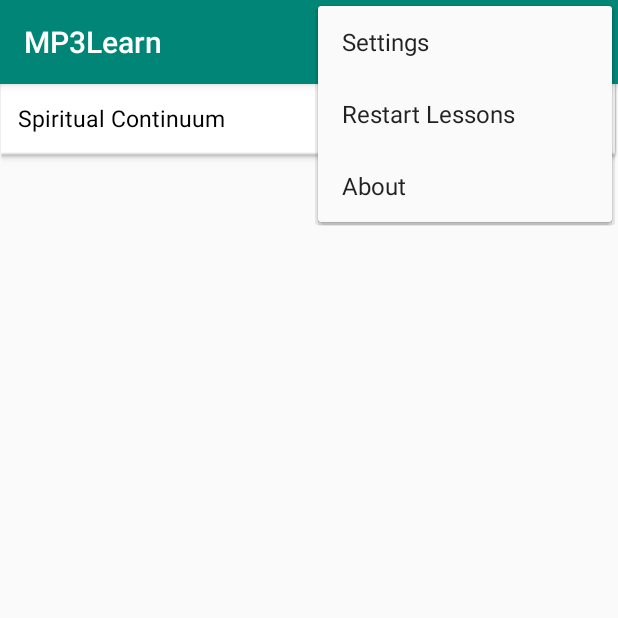
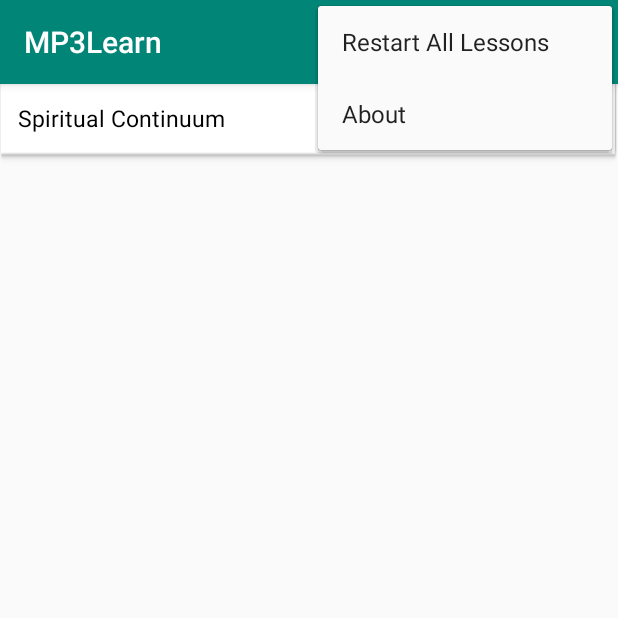
Before and after one commit to johnedmiston/MP3Learn, an Android app: the screen it shows after launch (MainActivity), with the options menu open, on a phone screen of 412 x 824 dp, the top half of it. Run offline under Robolectric (Android 15) with nearby library versions, the phone set to English and light mode, and no system bars.

Commit message:
Minor Enhancements
Removed things that should have been removed a while ago
Updated the fileDir to handle .pdf files

```diff
--- a/AudioApp/app/src/main/java/com/lightsys/audioapp/MainActivity.java
+++ b/AudioApp/app/src/main/java/com/lightsys/audioapp/MainActivity.java
@@ -63,6 +63,7 @@ public class MainActivity extends AppCompatActivity {
         //Now we populate the Courses object
         while(input.indexOf("<course>")>=0){//look for a course
             String courseSubstring = input.substring(input.indexOf("<course>")+8,input.indexOf("</course>")).trim();//isolate the course
+            input = input.substring(courseSubstring.length());//remove the course from input
             Course newCourse = new Course(courseSubstring.substring(courseSubstring.indexOf("name:")+5,courseSubstring.indexOf(";")));
             courseSubstring = courseSubstring.substring(newCourse.getName().length()+5).trim();
             while(courseSubstring.indexOf("<lesson>")>=0){//look for a lesson
@@ -85,12 +86,7 @@ public class MainActivity extends AppCompatActivity {
                 courseSubstring = courseSubstring.substring(courseSubstring.indexOf("</lesson>")+9).trim();
                 newCourse.addLesson(newLesson);//put lesson in course
             }
-            Courses.add(newCourse);//add the course to courses
-            //refind the course
-            courseSubstring = input.substring(input.indexOf("<course>"),input.indexOf("</course")+9);//isolate the course
-            //remove it from the other screen
-
-            input = input.substring(courseSubstring.length());
+            Courses.add(newCourse);//add the course to Courses
         }
     }
 
@@ -124,11 +120,7 @@ public class MainActivity extends AppCompatActivity {
         // as you specify a parent activity in AndroidManifest.xml.
         int id = item.getItemId();
 
-        //noinspection SimplifiableIfStatement
-        if (id == R.id.action_settings) {
-            //Put Action Code here when they select it.
-        }
-        else if(id == R.id.action_about){
+        if(id == R.id.action_about){
             Intent about = new Intent(this, About.class);
             startActivity(about);
         }
--- a/AudioApp/app/src/main/java/com/lightsys/audioapp/courseRecyclerView.java
+++ b/AudioApp/app/src/main/java/com/lightsys/audioapp/courseRecyclerView.java
@@ -9,9 +9,7 @@ import android.view.LayoutInflater;
 import android.view.View;
 import android.view.ViewGroup;
 import android.widget.LinearLayout;
-import android.widget.RelativeLayout;
 import android.widget.TextView;
-import android.widget.Toast;
 import java.util.ArrayList;
 
 
@@ -61,7 +59,6 @@ public class courseRecyclerView extends RecyclerView.Adapter<courseRecyclerView.
             public void onClick(View v) {
                 //Logging for debugging
                 Log.d(TAG, "onClick: Clicked on : " + mcourseNames.get(position));
-                Toast.makeText(mContext, mcourseNames.get(position), Toast.LENGTH_SHORT).show();
                 parent.expandLessons();
                 parent.setSelectedCourse(position);
             }
--- a/AudioApp/app/src/main/java/com/lightsys/audioapp/lessonRecyclerView.java
+++ b/AudioApp/app/src/main/java/com/lightsys/audioapp/lessonRecyclerView.java
@@ -9,9 +9,7 @@ import android.view.LayoutInflater;
 import android.view.View;
 import android.view.ViewGroup;
 import android.widget.LinearLayout;
-import android.widget.RelativeLayout;
 import android.widget.TextView;
-import android.widget.Toast;
 import java.util.ArrayList;
 
 
@@ -63,7 +61,6 @@ public class lessonRecyclerView extends RecyclerView.Adapter<lessonRecyclerView.
             public void onClick(View v) {
                 //Logging for debugging
                 Log.d(TAG, "onClick: Clicked on : " + mLessons.get(position));
-                Toast.makeText(mContext, mLessons.get(position), Toast.LENGTH_SHORT).show();
                 parent.gotoAudio(position,false);
             }
         });
--- a/AudioApp/app/src/main/res/menu/menu_main.xml
+++ b/AudioApp/app/src/main/res/menu/menu_main.xml
@@ -3,14 +3,9 @@
     xmlns:tools="http://schemas.android.com/tools"
     tools:context="com.lightsys.audioapp.MainActivity" >
 
-    <item android:id="@+id/action_settings"
-        android:title="@string/action_settings"
+    <item android:id="@+id/action_restart_lessons"
+        android:title="Restart All Lessons"
         android:orderInCategory="100"
-        app:showAsAction="never" />
-
-    <item android:id="@+id/action_restart_lessons"
-        android:title="Restart Lessons"
-        android:orderInCategory="101"
         app:showAsAction="never" />
 
     <item android:id="@+id/action_about"
```
Also changed, not shown: 2 other files.
